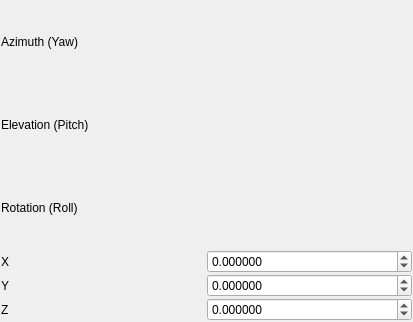
Before: the Qt Designer form utils/corestructs/cameraModel/affine3dControlWidget.ui in NickPenkrat/corecvs, drawn with Qt 5.
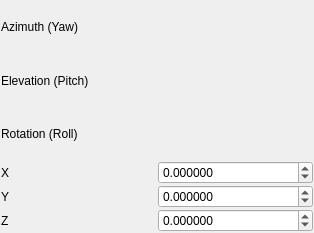
After: the same form once the commit is applied. Custom widgets are drawn as their Qt base class.

```diff
--- a/utils/corestructs/cameraModel/affine3dControlWidget.ui
+++ b/utils/corestructs/cameraModel/affine3dControlWidget.ui
@@ -6,8 +6,8 @@
    <rect>
     <x>0</x>
     <y>0</y>
-    <width>413</width>
-    <height>322</height>
+    <width>314</width>
+    <height>233</height>
    </rect>
   </property>
   <property name="windowTitle">
```
